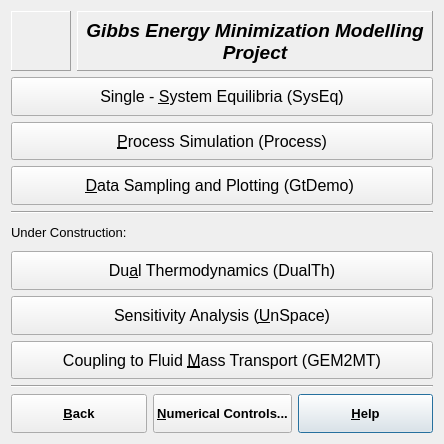
gemshub/GEMSGUI, file gems3/vizor4/dlg4/EQDialog4.ui: the form before one commit.
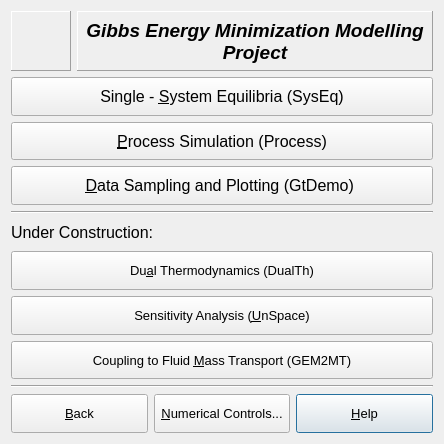
The form after the commit. Icons and pictures are not drawn.

Commit message: Merged from upgrade adjusted fonts and comments on all dialogs (for consistency between win32, macosx and linux) DK,SD

```diff
--- a/gems3/vizor4/dlg4/EQDialog4.ui
+++ b/gems3/vizor4/dlg4/EQDialog4.ui
@@ -27,7 +27,12 @@
     <height>0</height>
    </size>
   </property>
-  <property name="windowTitle" >
+  <property name="font">
+   <font>
+    <pointsize>10</pointsize>
+   </font>
+  </property>
+  <property name="windowTitle">
    <string>EQDialogData</string>
   </property>
   <layout class="QVBoxLayout" >
@@ -199,10 +204,9 @@
        <height>25</height>
       </size>
      </property>
-     <property name="font" >
+     <property name="font">
       <font>
-       <family>Arial</family>
-       <pointsize>10</pointsize>
+       <pointsize>12</pointsize>
       </font>
      </property>
      <property name="text" >
@@ -221,13 +225,7 @@
        <verstretch>0</verstretch>
       </sizepolicy>
      </property>
-     <property name="font" >
-      <font>
-       <family>Arial</family>
-       <pointsize>12</pointsize>
-      </font>
-     </property>
-     <property name="toolTip" >
+     <property name="toolTip">
       <string/>
      </property>
      <property name="text" >
@@ -246,13 +244,7 @@
        <verstretch>0</verstretch>
       </sizepolicy>
      </property>
-     <property name="font" >
-      <font>
-       <family>Arial</family>
-       <pointsize>12</pointsize>
-      </font>
-     </property>
-     <property name="toolTip" >
+     <property name="toolTip">
       <string/>
      </property>
      <property name="text" >
@@ -271,13 +263,7 @@
        <verstretch>0</verstretch>
       </sizepolicy>
      </property>
-     <property name="font" >
-      <font>
-       <family>Arial</family>
-       <pointsize>12</pointsize>
-      </font>
-     </property>
-     <property name="toolTip" >
+     <property name="toolTip">
       <string/>
      </property>
      <property name="text" >
@@ -323,15 +309,7 @@
          <verstretch>0</verstretch>
         </sizepolicy>
        </property>
-       <property name="font" >
-        <font>
-         <family>Arial</family>
-         <pointsize>10</pointsize>
-         <weight>75</weight>
-         <bold>true</bold>
-        </font>
-       </property>
-       <property name="toolTip" >
+       <property name="toolTip">
         <string>Back to 'Thermodynamic database management' dialog</string>
        </property>
        <property name="text" >
@@ -353,15 +331,7 @@
          <verstretch>0</verstretch>
         </sizepolicy>
        </property>
-       <property name="font" >
-        <font>
-         <family>Arial</family>
-         <pointsize>10</pointsize>
-         <weight>75</weight>
-         <bold>true</bold>
-        </font>
-       </property>
-       <property name="toolTip" >
+       <property name="toolTip">
         <string>Press to check/adjust controls of the numerical modules (saved in Project record)</string>
        </property>
        <property name="text" >
@@ -380,15 +350,7 @@
          <verstretch>0</verstretch>
         </sizepolicy>
        </property>
-       <property name="font" >
-        <font>
-         <family>Arial</family>
-         <pointsize>10</pointsize>
-         <weight>75</weight>
-         <bold>true</bold>
-        </font>
-       </property>
-       <property name="toolTip" >
+       <property name="toolTip">
         <string>Learn about GEM chemical thermodynamic modelling technique</string>
        </property>
        <property name="text" >
@@ -406,7 +368,7 @@
    </item>
   </layout>
  </widget>
- <layoutdefault spacing="6" margin="11" />
+ <layoutdefault spacing="6" margin="11"/>
  <resources>
   <include location="../../img.qrc" />
  </resources>
```
Left out of the diff: 244 changed lines with no effect on the pictures. The commit also changes 39 other files.
